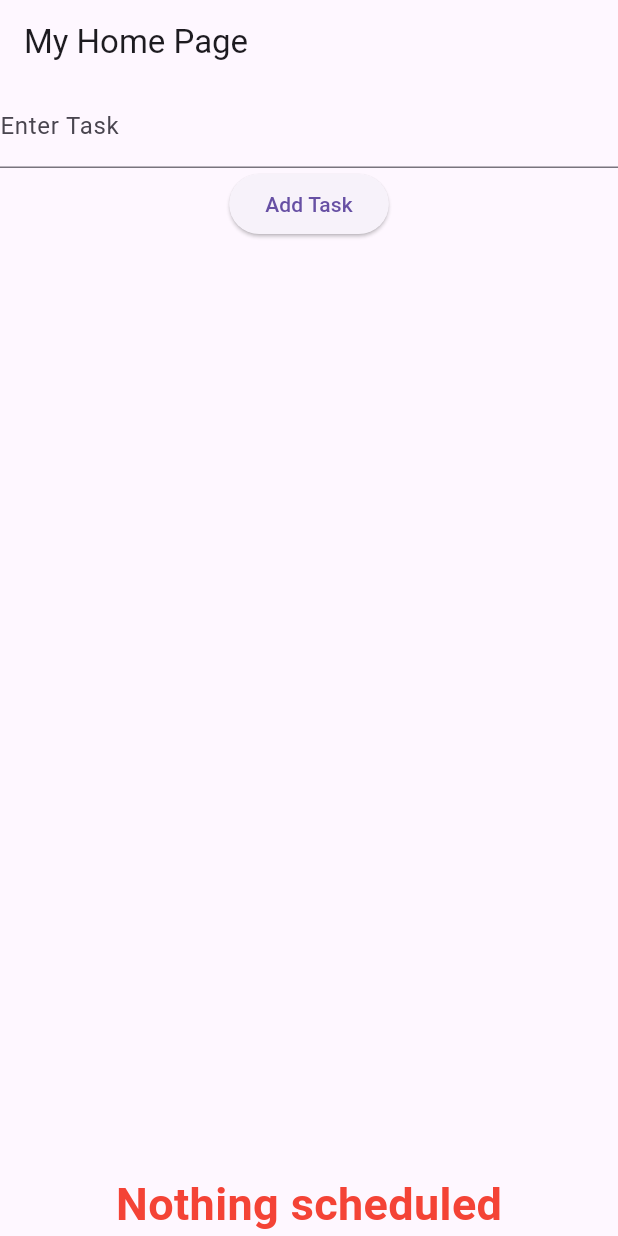
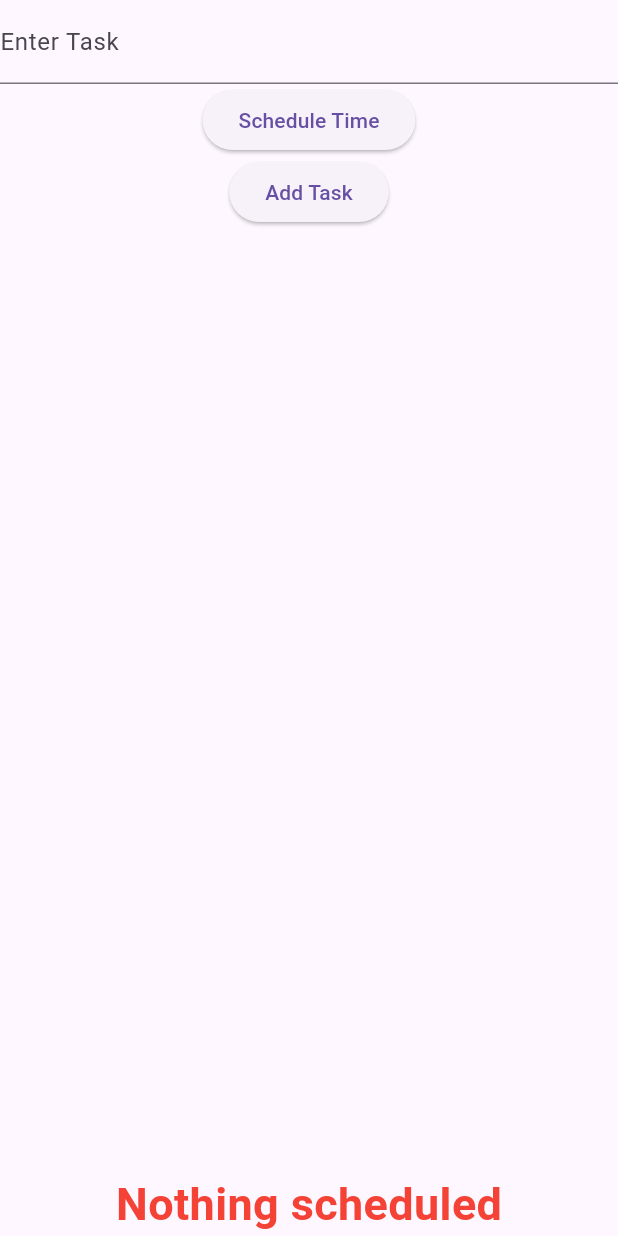
Before and after one commit to IanNmaina/Todoapp, a Flutter app: the screen it shows after launch, after a tap on "Add Task", on a phone screen of 412 x 824 dp. Run offline on Flutter 3.47's test engine with Material 3 defaults, Android fonts, the phone set to English and light mode, and no system bars.

Commit message:
adding date/time

```diff
--- a/todoapp/lib/main.dart
+++ b/todoapp/lib/main.dart
@@ -1,4 +1,5 @@
 import 'package:flutter/material.dart';
+import 'package:intl/intl.dart'; // Import for DateFormat
 
 void main() {
   runApp(const MyApp());
@@ -19,7 +20,6 @@ class MyApp extends StatelessWidget {
   }
 }
 
-
 class MyHomePage extends StatefulWidget {
   const MyHomePage({Key? key, required this.title});
 
@@ -29,18 +29,47 @@ class MyHomePage extends StatefulWidget {
   State<MyHomePage> createState() => _MyHomePageState();
 }
 
+class Task {
+  final String title;
+  final DateTime dateTime;
+  bool completed;
+
+  Task({required this.title, required this.dateTime, this.completed = false});
+}
+
 class _MyHomePageState extends State<MyHomePage> {
   final TextEditingController _taskController = TextEditingController();
-  List<String> _tasks = [];
+  List<Task> _tasks = [];
+  DateTime? _selectedDateTime;
 
   void _addTask() {
     setState(() {
-      String newTask = _taskController.text;
-      if (newTask.isNotEmpty) {
-        _tasks.add(newTask);
+      if (_taskController.text.isNotEmpty && _selectedDateTime != null) {
+        _tasks.add(Task(title: _taskController.text, dateTime: _selectedDateTime!));
         _taskController.clear();
+        _selectedDateTime = null;
       }
     });
+  }
+
+  void _selectDateTime() async {
+    final DateTime? picked = await showDatePicker(
+      context: context,
+      initialDate: DateTime.now(),
+      firstDate: DateTime.now().subtract(const Duration(days: 30)),
+      lastDate: DateTime.now().add(const Duration(days: 30)),
+    );
+    if (picked != null) {
+      final TimeOfDay? timeOfDay = await showTimePicker(
+        context: context,
+        initialTime: TimeOfDay.now(),
+      );
+      if (timeOfDay != null) {
+        setState(() {
+          _selectedDateTime = picked.add(Duration(hours: timeOfDay.hour, minutes: timeOfDay.minute));
+        });
+      }
+    }
   }
 
   void _completeTask(int index) {
@@ -51,10 +80,10 @@ class _MyHomePageState extends State<MyHomePage> {
 
   @override
   Widget build(BuildContext context) {
+    // ... rest of the code similar to before
+
     return Scaffold(
-    appBar: AppBar(
-      title: Text(widget.title),
-    ),
+      // ...
       body: Column(
         children: [
           TextField(
@@ -64,6 +93,10 @@ Widget build(BuildContext context) {
             ),
           ),
           ElevatedButton(
+            onPressed: _selectDateTime,
+            child: Text('Schedule Time'),
+          ),
+          ElevatedButton(
             onPressed: _addTask,
             child: Text('Add Task'),
           ),
@@ -71,11 +104,13 @@ Widget build(BuildContext context) {
             child: ListView.builder(
               itemCount: _tasks.length,
               itemBuilder: (context, index) {
+                final task = _tasks[index];
                 return ListTile(
-                title: Text(_tasks[index]),
+                  title: Text(task.title),
+                  subtitle: Text(DateFormat('yyyy-MM-dd HH:mm').format(task.dateTime)), // Display formatted date/time
                   trailing: IconButton(
                     icon: Icon(Icons.check),
-                  onPressed: () => _completeTask(index),
+                    onPressed: () => _completeTask(index), // Call the defined method here
                   ),
                 );
               },
@@ -96,7 +131,7 @@ Widget build(BuildContext context) {
             Padding(
               padding: const EdgeInsets.symmetric(horizontal: 16.0),
               child: Text(
-              '${_tasks.length} task(s) remaining',
+                '${_tasks.length}task(s) remaining',
               style: TextStyle(
                 fontSize: 30.0,
                 color: Colors.red,
--- a/todoapp/pubspec.yaml
+++ b/todoapp/pubspec.yaml
@@ -35,6 +35,7 @@ dependencies:
   # The following adds the Cupertino Icons font to your application.
   # Use with the CupertinoIcons class for iOS style icons.
   cupertino_icons: ^1.0.2
+  intl: ^0.19.0
 
 dev_dependencies:
   flutter_test:
```
Also changed, not shown: todoapp/pubspec.lock. Lines whose indentation alone changed are shown as unchanged.
